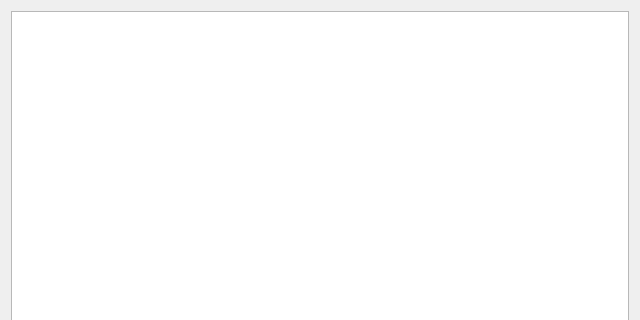
TheGraeme95/Markowitz-Portfolio-Optimiser, file Gui/StockPerformance.ui: the form before one commit; both pictures show x 0 to 640 and y 0 to 320 of the 640 by 480 pixel window.
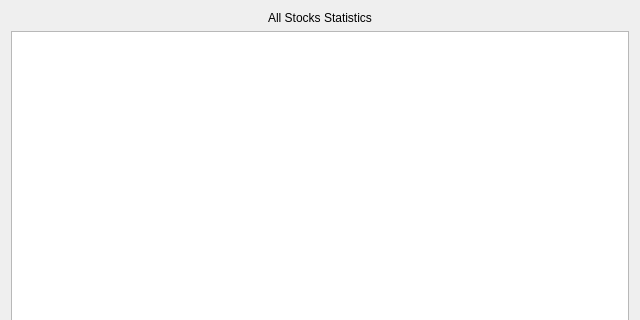
The form after the commit.

What changed in the file:
```diff
--- a/Gui/StockPerformance.ui
+++ b/Gui/StockPerformance.ui
@@ -28,9 +28,19 @@
   <layout class="QGridLayout" name="gridLayout_2">
    <item row="0" column="0">
     <layout class="QGridLayout" name="gridLayout">
-     <item row="0" column="0">
+     <item row="1" column="0">
       <widget class="QGraphicsView" name="allStockView"/>
      </item>
+     <item row="0" column="0">
+      <widget class="QLabel" name="label">
+       <property name="text">
+        <string>All Stocks Statistics</string>
+       </property>
+       <property name="alignment">
+        <set>Qt::AlignCenter</set>
+       </property>
+      </widget>
+     </item>
     </layout>
    </item>
   </layout>
```
